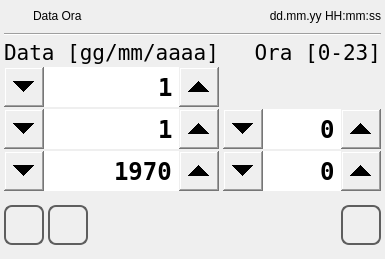
Above: qt_library/ATCMsystem/time_set.ui from MECTsrl/mect_plugins before the change. Below: the same form after it.
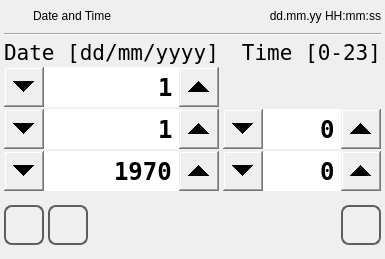
That is the form after the change. Icons and pictures are not drawn.

```diff
--- a/qt_library/ATCMsystem/time_set.ui
+++ b/qt_library/ATCMsystem/time_set.ui
@@ -111,7 +111,7 @@
         <enum>Qt::NoFocus</enum>
        </property>
        <property name="text">
-        <string>Data Ora</string>
+        <string>Date and Time</string>
        </property>
       </widget>
      </item>
@@ -182,7 +182,7 @@
         <enum>Qt::NoFocus</enum>
        </property>
        <property name="text">
-        <string>Data [gg/mm/aaaa]</string>
+        <string>Date [dd/mm/yyyy]</string>
        </property>
       </widget>
      </item>
@@ -213,7 +213,7 @@
         <enum>Qt::NoFocus</enum>
        </property>
        <property name="text">
-        <string>Ora [0-23]</string>
+        <string>Time [0-23]</string>
        </property>
        <property name="alignment">
         <set>Qt::AlignRight|Qt::AlignTrailing|Qt::AlignVCenter</set>
```
